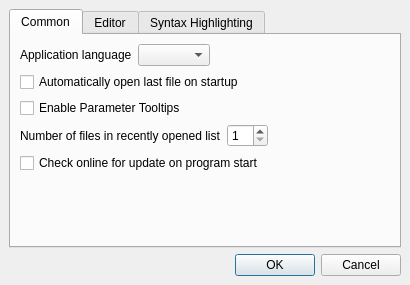
Qt form src/UiGuiSettingsDialog.ui (danblakemore/universal-indent-gui) before a commit.
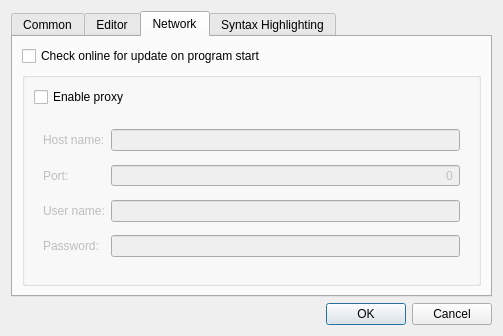
The same form after that commit. The open tabs and pages were chosen to show the change. Icons and pictures are not drawn.

Commit message: Added a network settings tab to the settings dialog, where a proxy can be defined.

```diff
--- a/src/UiGuiSettingsDialog.ui
+++ b/src/UiGuiSettingsDialog.ui
@@ -9,8 +9,8 @@
    <rect>
     <x>0</x>
     <y>0</y>
-    <width>410</width>
-    <height>285</height>
+    <width>503</width>
+    <height>336</height>
    </rect>
   </property>
   <property name="windowTitle">
@@ -21,12 +21,6 @@
     <normaloff>:/mainWindow/preferences-system.png</normaloff>:/mainWindow/preferences-system.png</iconset>
   </property>
   <layout class="QVBoxLayout">
-   <property name="spacing">
-    <number>6</number>
-   </property>
-   <property name="margin">
-    <number>9</number>
-   </property>
    <item>
     <widget class="QTabWidget" name="tabWidget">
      <property name="currentIndex">
@@ -41,20 +35,8 @@
        <string>Common</string>
       </attribute>
       <layout class="QVBoxLayout">
-       <property name="spacing">
-        <number>6</number>
-       </property>
-       <property name="margin">
-        <number>9</number>
-       </property>
        <item>
         <layout class="QHBoxLayout">
-         <property name="spacing">
-          <number>6</number>
-         </property>
-         <property name="margin">
-          <number>0</number>
-         </property>
          <item>
           <widget class="QLabel" name="label">
            <property name="toolTip">
@@ -127,12 +109,6 @@
        </item>
        <item>
         <layout class="QHBoxLayout">
-         <property name="spacing">
-          <number>6</number>
-         </property>
-         <property name="margin">
-          <number>0</number>
-         </property>
          <item>
           <widget class="QLabel" name="labelRecentlyOpenedListSize">
            <property name="toolTip">
@@ -183,19 +159,6 @@
          </item>
         </layout>
        </item>
-       <item>
-        <widget class="QCheckBox" name="uiGuiCheckForUpdateCheckBox">
-         <property name="toolTip">
-          <string>Checks whether a new version of UniversalIndentGUI exists on program start, but only once a day.</string>
-         </property>
-         <property name="text">
-          <string>Check online for update on program start</string>
-         </property>
-         <property name="connectedSettingName" stdset="0">
-          <string>DONOTTRANSLATE:CheckForUpdate</string>
-         </property>
-        </widget>
-       </item>
        <item>
         <spacer>
          <property name="orientation">
@@ -315,6 +278,150 @@
        </item>
       </layout>
      </widget>
+     <widget class="QWidget" name="tab_4">
+      <attribute name="icon">
+       <iconset resource="../resources/Icons.qrc">
+        <normaloff>:/mainWindow/system-software-update.png</normaloff>:/mainWindow/system-software-update.png</iconset>
+      </attribute>
+      <attribute name="title">
+       <string>Network</string>
+      </attribute>
+      <layout class="QVBoxLayout" name="verticalLayout">
+       <item>
+        <widget class="QCheckBox" name="uiGuiCheckForUpdateCheckBox">
+         <property name="toolTip">
+          <string>Checks whether a new version of UniversalIndentGUI exists on program start, but only once a day.</string>
+         </property>
+         <property name="text">
+          <string>Check online for update on program start</string>
+         </property>
+         <property name="connectedSettingName" stdset="0">
+          <string>DONOTTRANSLATE:CheckForUpdate</string>
+         </property>
+        </widget>
+       </item>
+       <item>
+        <widget class="QGroupBox" name="groupBox">
+         <property name="title">
+          <string/>
+         </property>
+         <layout class="QVBoxLayout" name="verticalLayout_5">
+          <item>
+           <widget class="QCheckBox" name="uiGuiEnableProxyCheckBox">
+            <property name="toolTip">
+             <string>If checked, the made proxy settings will be applied for all network connections. Type of the used proxy is SOCKS5.</string>
+            </property>
+            <property name="text">
+             <string>Enable proxy</string>
+            </property>
+            <property name="connectedSettingName" stdset="0">
+             <string>DONOTTRANSLATE:ProxyEnabled</string>
+            </property>
+           </widget>
+          </item>
+          <item>
+           <widget class="QWidget" name="widget" native="true">
+            <property name="enabled">
+             <bool>false</bool>
+            </property>
+            <layout class="QGridLayout" name="gridLayout">
+             <item row="0" column="0">
+              <widget class="QLabel" name="label_2">
+               <property name="text">
+                <string>Host name:</string>
+               </property>
+               <property name="buddy">
+                <cstring>uiGuiProxyHostNameLineEdit</cstring>
+               </property>
+              </widget>
+             </item>
+             <item row="0" column="1">
+              <widget class="QLineEdit" name="uiGuiProxyHostNameLineEdit">
+               <property name="toolTip">
+                <string>Host name of the to be used proxy. E.g.: proxy.example.com</string>
+               </property>
+               <property name="connectedSettingName" stdset="0">
+                <string>DONOTTRANSLATE:ProxyHostName</string>
+               </property>
+              </widget>
+             </item>
+             <item row="1" column="0">
+              <widget class="QLabel" name="label_3">
+               <property name="text">
+                <string>Port:</string>
+               </property>
+               <property name="buddy">
+                <cstring>uiGuiProxyPortSpinBox</cstring>
+               </property>
+              </widget>
+             </item>
+             <item row="1" column="1">
+              <widget class="QSpinBox" name="uiGuiProxyPortSpinBox">
+               <property name="toolTip">
+                <string>Port number to connect to the before named proxy.</string>
+               </property>
+               <property name="alignment">
+                <set>Qt::AlignRight|Qt::AlignTrailing|Qt::AlignVCenter</set>
+               </property>
+               <property name="buttonSymbols">
+                <enum>QAbstractSpinBox::NoButtons</enum>
+               </property>
+               <property name="connectedSettingName" stdset="0">
+                <string>DONOTTRANSLATE:ProxyPort</string>
+               </property>
+              </widget>
+             </item>
+             <item row="2" column="0">
+              <widget class="QLabel" name="label_4">
+               <property name="text">
+                <string>User name:</string>
+               </property>
+               <property name="buddy">
+                <cstring>uiGuiProxyUserNameLineEdit</cstring>
+               </property>
+              </widget>
+             </item>
+             <item row="2" column="1">
+              <widget class="QLineEdit" name="uiGuiProxyUserNameLineEdit">
+               <property name="toolTip">
+                <string>If the proxy needs authentification, enter the login name here.</string>
+               </property>
+               <property name="connectedSettingName" stdset="0">
+                <string>DONOTTRANSLATE:ProxyUserName</string>
+               </property>
+              </widget>
+             </item>
+             <item row="3" column="0">
+              <widget class="QLabel" name="label_6">
+               <property name="text">
+                <string>Password:</string>
+               </property>
+               <property name="buddy">
+                <cstring>uiGuiProxyPasswordLineEdit</cstring>
+               </property>
+              </widget>
+             </item>
+             <item row="3" column="1">
+              <widget class="QLineEdit" name="uiGuiProxyPasswordLineEdit">
+               <property name="toolTip">
+                <string>If the proxy needs authentification, enter the password here.</string>
+               </property>
+               <property name="echoMode">
+                <enum>QLineEdit::Password</enum>
+               </property>
+               <property name="connectedSettingName" stdset="0">
+                <string>DONOTTRANSLATE:ProxyPassword</string>
+               </property>
+              </widget>
+             </item>
+            </layout>
+           </widget>
+          </item>
+         </layout>
+        </widget>
+       </item>
+      </layout>
+     </widget>
      <widget class="QWidget" name="tab_3">
       <attribute name="icon">
        <iconset resource="../resources/Icons.qrc">
```
Left out of the diff: 54 changed lines with no effect on the pictures. The commit also changes 2 other files.
